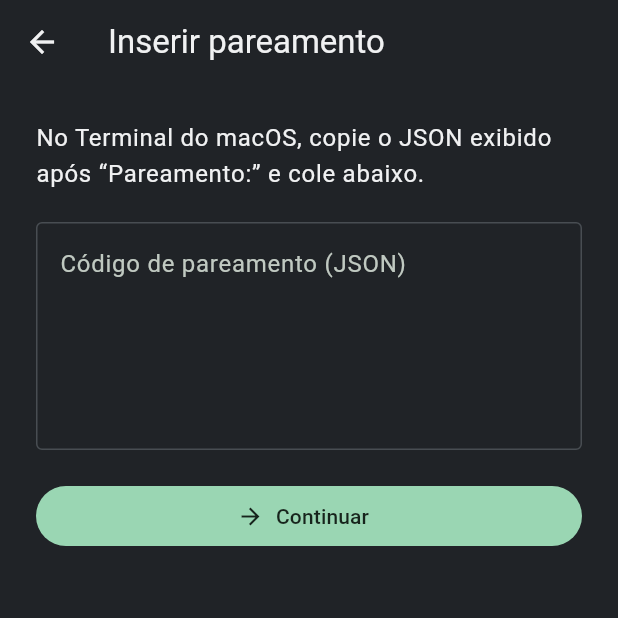
After one commit to muriloao/relay-app, a Flutter app: the QrScannerPage screen opened by its route, after a tap on "Inserir código manualmente", on a phone screen of 412 x 824 dp, the top half of it. The commit adds this screen. Run offline on Flutter 3.47's test engine with Material 3 defaults, Android fonts, the phone set to English and light mode, and no system bars; our stand-ins replace dio, flutter_bloc, flutter_secure_storage, get_it, go_router, hive and 3 more; missing offline and left inert: mobile_scanner; accounts and stored records are empty.

Commit message:
feat: adiciona página de pareamento manual e integra ao roteador

```diff
--- /dev/null
+++ b/app/lib/features/pairing/presentation/pages/manual_pairing_page.dart
@@ -0,0 +1,80 @@
+import 'package:material_ui/material_ui.dart';
+
+class ManualPairingPage extends StatefulWidget {
+  const ManualPairingPage({super.key});
+
+  @override
+  State<ManualPairingPage> createState() => _ManualPairingPageState();
+}
+
+class _ManualPairingPageState extends State<ManualPairingPage> {
+  final _payloadController = TextEditingController();
+  String? _error;
+
+  @override
+  void dispose() {
+    _payloadController.dispose();
+    super.dispose();
+  }
+
+  void _continue() {
+    final rawPayload = _payloadController.text.trim();
+    if (rawPayload.isEmpty) {
+      setState(() => _error = 'Cole o código de pareamento do agente.');
+      return;
+    }
+    Navigator.of(context).pop(rawPayload);
+  }
+
+  @override
+  Widget build(BuildContext context) {
+    final theme = Theme.of(context);
+    return Scaffold(
+      appBar: AppBar(title: const Text('Inserir pareamento')),
+      body: SafeArea(
+        child: Center(
+          child: ConstrainedBox(
+            constraints: const BoxConstraints(maxWidth: 560),
+            child: ListView(
+              padding: const EdgeInsets.all(24),
+              children: [
+                Text(
+                  'No Terminal do macOS, copie o JSON exibido após “Pareamento:” e cole abaixo.',
+                  style: theme.textTheme.bodyLarge,
+                ),
+                const SizedBox(height: 20),
+                TextField(
+                  controller: _payloadController,
+                  minLines: 5,
+                  maxLines: 8,
+                  autocorrect: false,
+                  enableSuggestions: false,
+                  keyboardType: TextInputType.multiline,
+                  decoration: const InputDecoration(
+                    labelText: 'Código de pareamento (JSON)',
+                    hintText: '{"name":"Mac", "ip":"192.168.1.10", ...}',
+                    alignLabelWithHint: true,
+                    border: OutlineInputBorder(),
+                  ),
+                ),
+                if (_error != null) ...[
+                  const SizedBox(height: 12),
+                  Text(
+                    _error!,
+                    style: TextStyle(color: theme.colorScheme.error),
+                  ),
+                ],
+                const SizedBox(height: 20),
+                FilledButton.icon(
+                  onPressed: _continue,
+                  icon: const Icon(Icons.arrow_forward),
+                  label: const Text('Continuar'),
+                ),
+              ],
+            ),
+          ),
+        ),
+      ),
+    );
+  }
+}
--- a/app/lib/features/pairing/presentation/pages/qr_scanner_page.dart
+++ b/app/lib/features/pairing/presentation/pages/qr_scanner_page.dart
@@ -1,5 +1,6 @@
 import 'dart:async';
 
+import 'package:go_router/go_router.dart';
 import 'package:material_ui/material_ui.dart';
 import 'package:mobile_scanner/mobile_scanner.dart';
 
@@ -37,6 +38,13 @@ class _QrScannerPageState extends State<QrScannerPage> {
       Navigator.of(context).pop(value);
       return;
     }
+  }
+
+  Future<void> _enterManually() async {
+    final rawPayload = await context.push<String>('/pairing/manual');
+    if (!mounted || rawPayload == null || _didReturn) return;
+    _didReturn = true;
+    Navigator.of(context).pop(rawPayload);
   }
 
   @override
@@ -82,6 +90,12 @@ class _QrScannerPageState extends State<QrScannerPage> {
                       ),
                     ),
                   ),
+                  const SizedBox(height: 12),
+                  OutlinedButton.icon(
+                    onPressed: _enterManually,
+                    icon: const Icon(Icons.content_paste),
+                    label: const Text('Inserir código manualmente'),
+                  ),
                 ],
               ),
             ),
--- a/app/lib/router/app_router.dart
+++ b/app/lib/router/app_router.dart
@@ -7,6 +7,7 @@ import '../features/machines/presentation/cubit/machine_cubit.dart';
 import '../features/machines/presentation/pages/machine_home_page.dart';
 import '../features/pairing/domain/entities/pairing_payload.dart';
 import '../features/pairing/presentation/pages/pairing_review_page.dart';
+import '../features/pairing/presentation/pages/manual_pairing_page.dart';
 import '../features/pairing/presentation/pages/qr_scanner_page.dart';
 
 GoRouter createAppRouter() => GoRouter(
@@ -24,6 +25,11 @@ GoRouter createAppRouter() => GoRouter(
       path: '/pairing/scan',
       name: 'pairing-scan',
       builder: (context, state) => const QrScannerPage(),
+    ),
+    GoRoute(
+      path: '/pairing/manual',
+      name: 'pairing-manual',
+      builder: (context, state) => const ManualPairingPage(),
     ),
     GoRoute(
       path: '/pairing/review',
```
Also changed, not shown: app/lib/features/machines/presentation/pages/machine_home_page.dart (+103 -0 lines), app/lib/features/pairing/presentation/pages/pairing_review_page.dart (+20 -0 lines).
